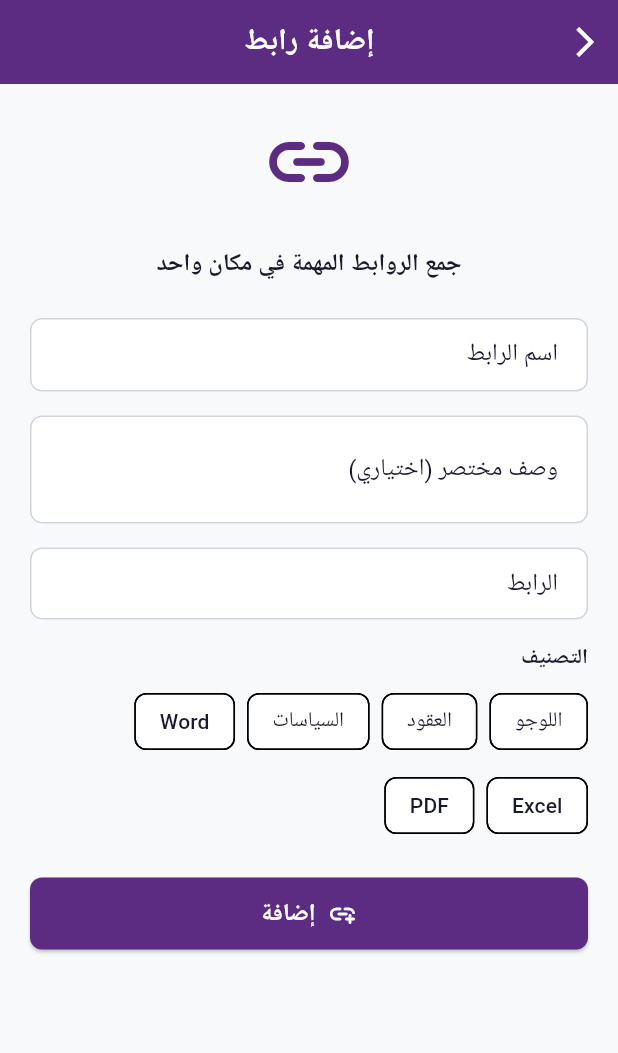
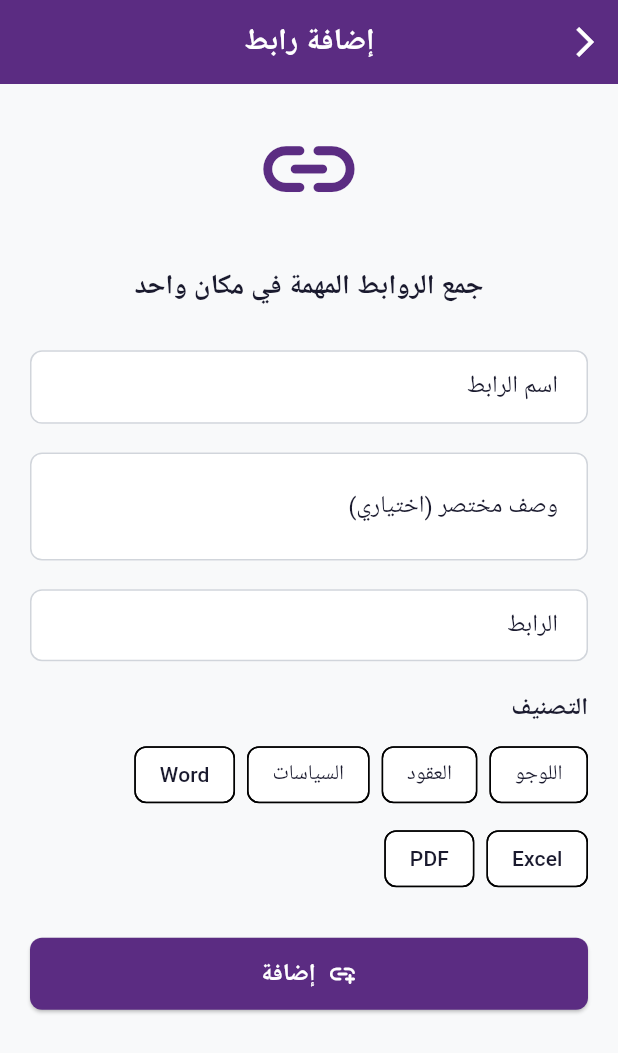
Before and after one commit to mostafaahmedbahr/Nabd-Alattaa-Team, a Flutter app: the CreateLibraryItemScreen screen opened by its route, on a phone screen of 412 x 824 dp. Shown: the top 1053 px of the screen. Run offline on Flutter 3.47's test engine with Material 3 defaults, Android fonts, the light colour scheme and no system bars; our stand-ins replace bloc, cloud_firestore, dartz, equatable, firebase_analytics, firebase_auth and 8 more; accounts and stored records are empty; Roboto replaces fonts that are missing (Cairo).

Commit message:
refactoring part 1

```diff
--- a/lib/common_imports.dart
+++ b/lib/common_imports.dart
@@ -12,3 +12,4 @@ export 'package:nabd_alattaa_team/core/widgets/custom_text_field.dart';
 export 'package:flutter_bloc/flutter_bloc.dart';
 export 'package:nabd_alattaa_team/core/utils/validators.dart';
 export 'package:nabd_alattaa_team/core/theme/app_text_styles.dart';
+export 'package:nabd_alattaa_team/core/constants/app_assets.dart';
--- a/lib/core/constants/app_assets.dart
+++ b/lib/core/constants/app_assets.dart
@@ -2,7 +2,7 @@ class AppAssets {
   AppAssets._();
 
   // Images
-  static const String logo = 'assets/images/logo.png';
+  static const String logo = 'assets/images/logo.jpg';
   static const String splash = 'assets/images/splash.png';
   static const String emptyState = 'assets/images/empty_state.png';
   static const String noConnection = 'assets/images/no_connection.png';
--- a/lib/core/constants/app_strings.dart
+++ b/lib/core/constants/app_strings.dart
@@ -155,4 +155,9 @@ class AppStrings {
   static const String rejected = 'مرفوض';
   static const String active = 'نشط';
   static const String inactive = 'غير نشط';
+
+
+
+  /// storage
+  static const String onboardingComplete = 'onboarding_complete';
 }
--- a/lib/features/home/presentation/widgets/quick_actions_grid.dart
+++ b/lib/features/home/presentation/widgets/quick_actions_grid.dart
@@ -33,7 +33,7 @@ class QuickActionsGrid extends StatelessWidget {
   Widget _buildAction(BuildContext context, IconData icon, String label, String route) {
     return Expanded(
       child: Padding(
-        padding: const EdgeInsets.symmetric(horizontal: 4),
+        padding:   EdgeInsets.symmetric(horizontal: 4.w),
         child: QuickActionCard(
           icon: icon,
           label: label,
--- a/lib/features/library/presentation/views/create_library_item_screen.dart
+++ b/lib/features/library/presentation/views/create_library_item_screen.dart
@@ -1,10 +1,5 @@
-import 'package:flutter/material.dart';
-import 'package:flutter_bloc/flutter_bloc.dart';
-import 'package:go_router/go_router.dart';
-
-import '../../../../core/constants/app_colors.dart';
+import '../../../../common_imports.dart';
 import '../../../../core/widgets/custom_app_bar.dart';
-import '../../../../core/widgets/custom_button.dart';
 import '../view_model/library_cubit.dart';
 import '../view_model/library_state.dart';
 
@@ -85,22 +80,22 @@ class _CreateLibraryItemScreenState extends State<CreateLibraryItemScreen> {
               child: Column(
                 crossAxisAlignment: CrossAxisAlignment.stretch,
                 children: [
-                  const Icon(
+                    Icon(
                     Icons.link_rounded,
-                    size: 64,
+                    size: 64.sp,
                     color: AppColors.primary,
                   ),
-                  const SizedBox(height: 24),
-                  const Text(
+                    SizedBox(height: 24.h),
+                    Text(
                     'جمع الروابط المهمة في مكان واحد',
                     textAlign: TextAlign.center,
                     style: TextStyle(
-                      fontSize: 16,
+                      fontSize: 16.sp,
                       fontWeight: FontWeight.bold,
                       color: AppColors.textPrimary,
                     ),
                   ),
-                  const SizedBox(height: 24),
+                    SizedBox(height: 24.h),
                   TextFormField(
                     controller: _nameController,
                     textDirection: TextDirection.rtl,
@@ -109,7 +104,7 @@ class _CreateLibraryItemScreenState extends State<CreateLibraryItemScreen> {
                       hintText: 'مثال: نموذج طلب إجازة',
                       hintStyle: const TextStyle(color: AppColors.textHint),
                       border: OutlineInputBorder(
-                        borderRadius: BorderRadius.circular(12),
+                        borderRadius: BorderRadius.circular(12.r),
                       ),
                     ),
                     validator: (value) {
@@ -119,7 +114,7 @@ class _CreateLibraryItemScreenState extends State<CreateLibraryItemScreen> {
                       return null;
                     },
                   ),
-                  const SizedBox(height: 16),
+                    SizedBox(height: 16.h),
                   TextFormField(
                     controller: _descriptionController,
                     textDirection: TextDirection.rtl,
@@ -129,12 +124,13 @@ class _CreateLibraryItemScreenState extends State<CreateLibraryItemScreen> {
                       hintText: 'وصف بسيط للرابط',
                       hintStyle: const TextStyle(color: AppColors.textHint),
                       border: OutlineInputBorder(
-                        borderRadius: BorderRadius.circular(12),
+                        borderRadius: BorderRadius.circular(12.r),
                       ),
                     ),
                   ),
-                  const SizedBox(height: 16),
+                    SizedBox(height: 16.h),
                   TextFormField(
+                    autovalidateMode: AutovalidateMode.onUserInteraction,
                     controller: _linkController,
                     textDirection: TextDirection.ltr,
                     keyboardType: TextInputType.url,
@@ -158,16 +154,16 @@ class _CreateLibraryItemScreenState extends State<CreateLibraryItemScreen> {
                       return null;
                     },
                   ),
-                  const SizedBox(height: 16),
-                  const Text(
+                    SizedBox(height: 16.h),
+                    Text(
                     'التصنيف',
                     style: TextStyle(
-                      fontSize: 14,
+                      fontSize: 14.sp,
                       fontWeight: FontWeight.w600,
                       color: AppColors.textPrimary,
                     ),
                   ),
-                  const SizedBox(height: 8),
+                    SizedBox(height: 8.h),
                   Wrap(
                     spacing: 8,
                     runSpacing: 8,
@@ -188,7 +184,7 @@ class _CreateLibraryItemScreenState extends State<CreateLibraryItemScreen> {
                         )
                         .toList(),
                   ),
-                  const SizedBox(height: 24),
+                    SizedBox(height: 24.h),
                   CustomButton(
                     text: 'إضافة',
                     onPressed: _submit,
--- a/lib/features/login/presentation/widgets/login_form.dart
+++ b/lib/features/login/presentation/widgets/login_form.dart
@@ -27,12 +27,12 @@ class _LoginFormState extends State<LoginForm> {
         boxShadow: [
           BoxShadow(
             color: AppColors.primary.withValues(alpha: 0.08),
-            blurRadius: 20,
+            blurRadius: 20.r,
             offset: const Offset(0, 10),
           ),
           BoxShadow(
             color: Colors.black.withValues(alpha: 0.04),
-            blurRadius: 10,
+            blurRadius: 10.r,
             offset: const Offset(0, 5),
           ),
         ],
--- a/lib/features/onboarding/presentation/views/onboarding_view.dart
+++ b/lib/features/onboarding/presentation/views/onboarding_view.dart
@@ -1,4 +1,3 @@
-import 'package:flutter_bloc/flutter_bloc.dart';
 import '../../../../common_imports.dart';
 import '../view_model/onboarding_cubit.dart';
 import '../view_model/onboarding_states.dart';
@@ -17,7 +16,9 @@ class OnboardingView extends StatelessWidget {
       body: OnboardingBackground(
         child: Column(
             children: [
-              Align(
+              Padding(
+                padding:   EdgeInsets.only(top: 20.h,left: 10.w),
+                child: Align(
                   alignment: Alignment.topLeft,
                   child: TextButton(
                     onPressed: () => cubit.onSkip(context),
@@ -27,6 +28,7 @@ class OnboardingView extends StatelessWidget {
                         fontFamily: 'Cairo',
                         fontSize: 14.sp,
                         color: Colors.white.withValues(alpha: 0.8),
+                      ),
                     ),
                   ),
                 ),
--- a/lib/features/register/data/models/register_model.dart
+++ b/lib/features/register/data/models/register_model.dart
@@ -45,11 +45,11 @@ class RegisterModel extends Equatable {
       role: map['user_role'] ?? 'employee',
       department: map['user_department'] ?? '',
       position: map['user_position'] ?? '',
-      isActive: map['is_active'] ?? true,
+      isActive: map['is_active'] ?? false,
       fcmToken: map['fcm_token'],
       createdAt: map['created_at']?.toDate() ?? DateTime.now(),
       points: map['points'] ?? 0,
-      gender: map['gender'] ?? 'male',
+      gender: map['gender'] ?? '',
       birthDate: map['birth_date']?.toDate() ?? DateTime.now(),
       age: map['age'] ?? 0,
     );
--- a/lib/features/register/data/repos/register_repos_impl.dart
+++ b/lib/features/register/data/repos/register_repos_impl.dart
@@ -1,10 +1,9 @@
 import 'package:cloud_firestore/cloud_firestore.dart';
 import 'package:dartz/dartz.dart';
 import 'package:firebase_auth/firebase_auth.dart';
-import 'package:firebase_messaging/firebase_messaging.dart';
+import 'package:nabd_alattaa_team/core/constants/firestore_constants.dart';
+import 'package:nabd_alattaa_team/core/error/failures.dart';
 import 'package:nabd_alattaa_team/features/register/data/repos/register_repos.dart';
-import '../../../../core/constants/firestore_constants.dart';
-import '../../../../core/error/failures.dart';
 import '../../../../core/services/fcm_service.dart';
 import '../models/register_model.dart';
 
--- a/lib/features/splash/presentation/widgets/splash_navigate.dart
+++ b/lib/features/splash/presentation/widgets/splash_navigate.dart
@@ -3,11 +3,11 @@ import '../../../../common_imports.dart';
 
 void navigateToNext(BuildContext context) async {
   final prefs = await SharedPreferences.getInstance();
-  final onboardingComplete = prefs.getBool('onboarding_complete') ?? false;
+  final onboardingComplete = prefs.getBool(AppStrings.onboardingComplete) ?? false;
 
   if (!onboardingComplete) {
     if (context.mounted) {
-      context.go('/onboarding');
+      context.go(Routes.onboarding);
     }
     return;
   }
@@ -19,7 +19,7 @@ void navigateToNext(BuildContext context) async {
     }
   } else {
     if (context.mounted) {
-      context.go('/login');
+      context.go(Routes.login);
     }
   }
 }
```
Also changed, not shown: lib/features/good_deeds/presentation/views/create_good_deed_screen.dart (+12 -26 lines), lib/features/good_deeds/presentation/views/good_deeds_screen.dart (+2 -8 lines), lib/features/good_deeds/presentation/widgets/good_deed_card.dart (+13 -15 lines), lib/features/home/presentation/views/home_screen.dart (+4 -26 lines), lib/features/home/presentation/widgets/welcome_section.dart (+5 -7 lines), lib/features/login/data/repos/login_repos_impl.dart (+11 -11 lines), lib/features/login/presentation/widgets/login_header.dart (+5 -3 lines), lib/features/splash/presentation/widgets/main_content.dart (+8 -17 lines), pubspec.lock, 1 other file. Lines whose indentation alone changed are shown as unchanged.
